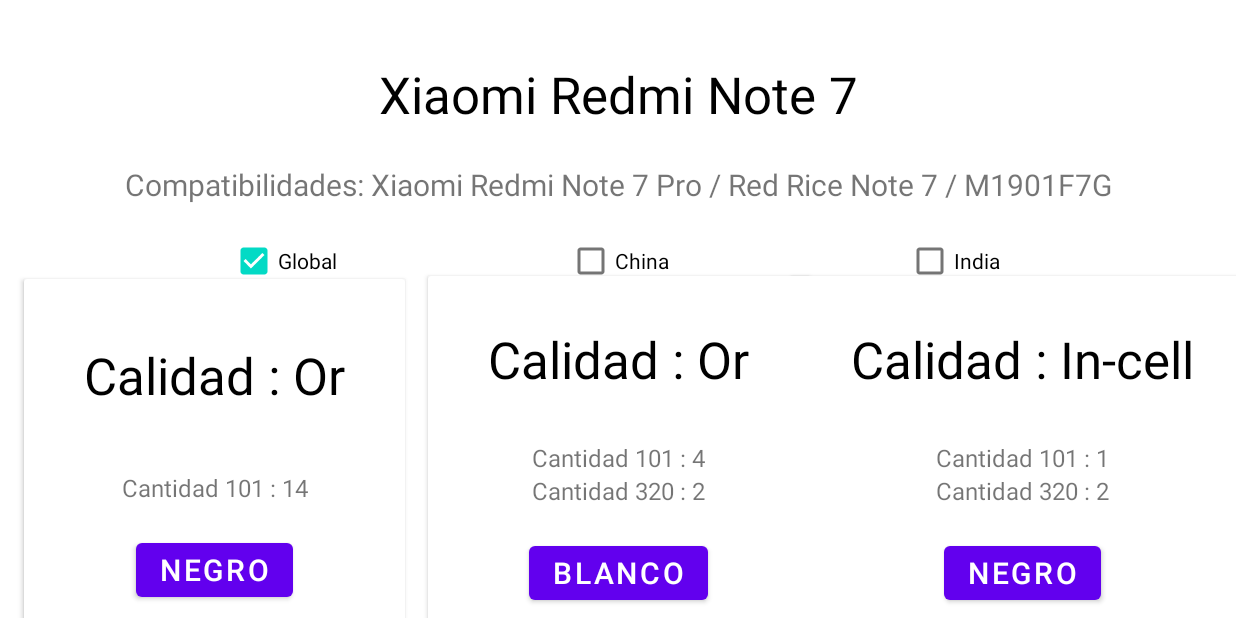
After one commit to AbdielMg007/pruebadodo, an Android app: the producto screen opened directly, with no data from a screen before it, on a phone screen of 824 x 412 dp (held sideways). The commit adds this screen. Run offline under Robolectric (Android 15) with nearby library versions, the phone set to English and light mode, and no system bars.

Commit message:
primera version

```diff
--- a/app/src/main/java/com/mg/pruebadodo/MainActivity.kt
+++ b/app/src/main/java/com/mg/pruebadodo/MainActivity.kt
@@ -1,11 +1,21 @@
 package com.mg.pruebadodo
 
+import android.content.Intent
+import android.os.Bundle
+import android.widget.Button
 import androidx.appcompat.app.AppCompatActivity
-import android.os.Bundle
+
 
 class MainActivity : AppCompatActivity() {
     override fun onCreate(savedInstanceState: Bundle?) {
         super.onCreate(savedInstanceState)
         setContentView(R.layout.activity_main)
+
+        var redmiNote = findViewById<Button>(R.id.redmiNote)
+
+        redmiNote.setOnClickListener {
+            val intent = Intent(this, producto::class.java)
+            startActivity(intent)
+        }
     }
 }
--- /dev/null
+++ b/app/src/main/java/com/mg/pruebadodo/producto.kt
@@ -0,0 +1,13 @@
+package com.mg.pruebadodo
+
+import androidx.appcompat.app.AppCompatActivity
+import android.os.Bundle
+
+class producto : AppCompatActivity() {
+    override fun onCreate(savedInstanceState: Bundle?) {
+        super.onCreate(savedInstanceState)
+        setContentView(R.layout.activity_producto)
+
+
+    }
+}
--- a/app/src/main/res/layout/activity_main.xml
+++ b/app/src/main/res/layout/activity_main.xml
@@ -70,7 +70,7 @@
                 android:layout_marginStart="40dp"
                 android:layout_marginTop="20dp"
                 android:layout_marginEnd="40dp"
-                android:text="Xiaomi Redmi Note 8"
+                android:text="Xiaomi Redmi Note 7"
                 app:layout_constraintEnd_toEndOf="parent"
                 app:layout_constraintStart_toStartOf="parent"
                 app:layout_constraintTop_toTopOf="parent" />
@@ -98,7 +98,7 @@
                 app:layout_constraintTop_toBottomOf="@+id/imageView" />
 
             <Button
-                android:id="@+id/button4"
+                android:id="@+id/redmiNote"
                 android:layout_width="wrap_content"
                 android:layout_height="wrap_content"
                 android:layout_marginStart="40dp"
--- /dev/null
+++ b/app/src/main/res/layout/activity_producto.xml
@@ -0,0 +1,264 @@
+<?xml version="1.0" encoding="utf-8"?>
+<androidx.constraintlayout.widget.ConstraintLayout xmlns:android="http://schemas.android.com/apk/res/android"
+    xmlns:app="http://schemas.android.com/apk/res-auto"
+    xmlns:tools="http://schemas.android.com/tools"
+    android:layout_width="match_parent"
+    android:layout_height="match_parent"
+    tools:context=".producto">
+
+    <androidx.cardview.widget.CardView
+        android:id="@+id/cardView"
+        android:layout_width="wrap_content"
+        android:layout_height="wrap_content"
+        app:layout_constraintBottom_toBottomOf="parent"
+        app:layout_constraintEnd_toEndOf="parent"
+        app:layout_constraintStart_toEndOf="@+id/cardView"
+        app:layout_constraintTop_toBottomOf="@+id/checkBox2">
+
+        <androidx.constraintlayout.widget.ConstraintLayout
+            android:layout_width="wrap_content"
+            android:layout_height="wrap_content"
+            tools:layout_editor_absoluteX="292dp"
+            tools:layout_editor_absoluteY="438dp">
+
+            <TextView
+                android:id="@+id/textView2"
+                android:layout_width="wrap_content"
+                android:layout_height="wrap_content"
+                android:layout_marginStart="40dp"
+                android:layout_marginEnd="40dp"
+                android:text="Calidad : In-cell"
+                android:textColor="@color/black"
+                android:textSize="34sp"
+                app:layout_constraintBottom_toTopOf="@+id/textView3"
+                app:layout_constraintEnd_toEndOf="parent"
+                app:layout_constraintStart_toStartOf="parent"
+                app:layout_constraintTop_toTopOf="parent" />
+
+            <TextView
+                android:id="@+id/textView3"
+                android:layout_width="wrap_content"
+                android:layout_height="wrap_content"
+                android:layout_marginTop="40dp"
+                android:layout_marginBottom="40dp"
+                android:text="Cantidad 101 : 1"
+                android:textSize="16sp"
+                app:layout_constraintBottom_toBottomOf="parent"
+                app:layout_constraintEnd_toEndOf="parent"
+                app:layout_constraintStart_toStartOf="parent"
+                app:layout_constraintTop_toTopOf="parent" />
+
+            <Button
+                android:id="@+id/redmiNote"
+                android:layout_width="wrap_content"
+                android:layout_height="wrap_content"
+                android:layout_marginStart="40dp"
+                android:layout_marginTop="20dp"
+                android:layout_marginEnd="40dp"
+                android:layout_marginBottom="20dp"
+                android:text="Negro"
+                android:textSize="20sp"
+                app:layout_constraintBottom_toBottomOf="parent"
+                app:layout_constraintEnd_toEndOf="parent"
+                app:layout_constraintStart_toStartOf="parent"
+                app:layout_constraintTop_toBottomOf="@+id/textView5" />
+
+            <TextView
+                android:id="@+id/textView5"
+                android:layout_width="wrap_content"
+                android:layout_height="wrap_content"
+                android:text="Cantidad 320 : 2"
+                android:textSize="16sp"
+                app:layout_constraintEnd_toEndOf="parent"
+                app:layout_constraintStart_toStartOf="parent"
+                app:layout_constraintTop_toBottomOf="@+id/textView3" />
+
+        </androidx.constraintlayout.widget.ConstraintLayout>
+    </androidx.cardview.widget.CardView>
+
+    <TextView
+        android:id="@+id/textView"
+        android:layout_width="wrap_content"
+        android:layout_height="wrap_content"
+        android:layout_marginTop="40dp"
+        android:text="Xiaomi Redmi Note 7"
+        android:textColor="@color/black"
+        android:textSize="34sp"
+        app:layout_constraintEnd_toEndOf="parent"
+        app:layout_constraintStart_toStartOf="parent"
+        app:layout_constraintTop_toTopOf="parent" />
+
+    <TextView
+        android:id="@+id/textView4"
+        android:layout_width="0dp"
+        android:layout_height="wrap_content"
+        android:text="Compatibilidades: Xiaomi Redmi Note 7 Pro / Red Rice Note 7 / M1901F7G"
+        android:textAlignment="center"
+        android:textSize="20sp"
+        app:layout_constraintBottom_toBottomOf="parent"
+        app:layout_constraintEnd_toEndOf="parent"
+        app:layout_constraintStart_toStartOf="parent"
+        app:layout_constraintTop_toBottomOf="@+id/textView"
+        app:layout_constraintVertical_bias="0.08" />
+
+    <CheckBox
+        android:id="@+id/checkBoxGlobal"
+        android:layout_width="wrap_content"
+        android:layout_height="wrap_content"
+        android:text="Global"
+        android:checked="true"
+        app:layout_constraintEnd_toStartOf="@+id/checkBox2"
+        app:layout_constraintStart_toStartOf="parent"
+        app:layout_constraintTop_toTopOf="@+id/checkBox2" />
+
+    <CheckBox
+        android:id="@+id/checkBox2"
+        android:layout_width="wrap_content"
+        android:layout_height="wrap_content"
+        android:text="China"
+        app:layout_constraintBottom_toBottomOf="parent"
+        app:layout_constraintEnd_toEndOf="parent"
+        app:layout_constraintStart_toStartOf="parent"
+        app:layout_constraintTop_toBottomOf="@+id/textView4"
+        app:layout_constraintVertical_bias="0.059" />
+
+    <CheckBox
+        android:id="@+id/checkBox3"
+        android:layout_width="wrap_content"
+        android:layout_height="wrap_content"
+        android:text="India"
+        app:layout_constraintEnd_toEndOf="parent"
+        app:layout_constraintStart_toEndOf="@+id/checkBox2"
+        app:layout_constraintTop_toTopOf="@+id/checkBox2" />
+
+    <androidx.cardview.widget.CardView
+        android:id="@+id/cardView"
+        android:layout_width="wrap_content"
+        android:layout_height="wrap_content"
+        app:layout_constraintBottom_toBottomOf="parent"
+        app:layout_constraintEnd_toStartOf="@+id/cardView"
+        app:layout_constraintStart_toStartOf="parent"
+        app:layout_constraintTop_toBottomOf="@+id/checkBox2">
+
+        <androidx.constraintlayout.widget.ConstraintLayout
+            android:layout_width="wrap_content"
+            android:layout_height="wrap_content"
+            tools:layout_editor_absoluteX="292dp"
+            tools:layout_editor_absoluteY="438dp">
+
+            <TextView
+                android:id="@+id/textView2"
+                android:layout_width="wrap_content"
+                android:layout_height="wrap_content"
+                android:layout_marginStart="40dp"
+                android:layout_marginEnd="40dp"
+                android:text="Calidad : Or"
+                android:textColor="@color/black"
+                android:textSize="34sp"
+                app:layout_constraintBottom_toTopOf="@+id/textView3"
+                app:layout_constraintEnd_toEndOf="parent"
+                app:layout_constraintStart_toStartOf="parent"
+                app:layout_constraintTop_toTopOf="parent" />
+
+            <TextView
+                android:id="@+id/textView3"
+                android:layout_width="wrap_content"
+                android:layout_height="wrap_content"
+                android:layout_marginTop="80dp"
+                android:layout_marginBottom="40dp"
+                android:text="Cantidad 101 : 14"
+                android:textSize="16sp"
+                app:layout_constraintBottom_toBottomOf="parent"
+                app:layout_constraintEnd_toEndOf="parent"
+                app:layout_constraintStart_toStartOf="parent"
+                app:layout_constraintTop_toTopOf="parent" />
+
+            <Button
+                android:id="@+id/redmiNote"
+                android:layout_width="wrap_content"
+                android:layout_height="wrap_content"
+                android:layout_marginStart="40dp"
+                android:layout_marginTop="20dp"
+                android:layout_marginEnd="40dp"
+                android:layout_marginBottom="20dp"
+                android:text="Negro"
+                android:textSize="20sp"
+                app:layout_constraintBottom_toBottomOf="parent"
+                app:layout_constraintEnd_toEndOf="parent"
+                app:layout_constraintStart_toStartOf="parent"
+                app:layout_constraintTop_toBottomOf="@+id/textView3" />
+
+        </androidx.constraintlayout.widget.ConstraintLayout>
+    </androidx.cardview.widget.CardView>
+
+    <androidx.cardview.widget.CardView
+        android:id="@+id/cardView"
+        android:layout_width="wrap_content"
+        android:layout_height="wrap_content"
+        app:layout_constraintBottom_toBottomOf="parent"
+        app:layout_constraintEnd_toEndOf="parent"
+        app:layout_constraintStart_toStartOf="parent"
+        app:layout_constraintTop_toBottomOf="@+id/checkBox2">
+
+        <androidx.constraintlayout.widget.ConstraintLayout
+            android:layout_width="wrap_content"
+            android:layout_height="wrap_content"
+            tools:layout_editor_absoluteX="292dp"
+            tools:layout_editor_absoluteY="438dp">
+
+            <TextView
+                android:id="@+id/textView2"
+                android:layout_width="wrap_content"
+                android:layout_height="wrap_content"
+                android:layout_marginStart="40dp"
+                android:layout_marginEnd="40dp"
+                android:text="Calidad : Or"
+                android:textColor="@color/black"
+                android:textSize="34sp"
+                app:layout_constraintBottom_toTopOf="@+id/textView3"
+                app:layout_constraintEnd_toEndOf="parent"
+                app:layout_constraintStart_toStartOf="parent"
+                app:layout_constraintTop_toTopOf="parent" />
+
+            <TextView
+                android:id="@+id/textView3"
+                android:layout_width="wrap_content"
+                android:layout_height="wrap_content"
+                android:layout_marginTop="40dp"
+                android:layout_marginBottom="40dp"
+                android:text="Cantidad 101 : 4"
+                android:textSize="16sp"
+                app:layout_constraintBottom_toBottomOf="parent"
+                app:layout_constraintEnd_toEndOf="parent"
+                app:layout_constraintStart_toStartOf="parent"
+                app:layout_constraintTop_toTopOf="parent" />
+
+            <Button
+                android:id="@+id/redmiNote"
+                android:layout_width="wrap_content"
+                android:layout_height="wrap_content"
+                android:layout_marginStart="40dp"
+                android:layout_marginTop="20dp"
+                android:layout_marginEnd="40dp"
+                android:layout_marginBottom="20dp"
+                android:text="Blanco"
+                android:textSize="20sp"
+                app:layout_constraintBottom_toBottomOf="parent"
+                app:layout_constraintEnd_toEndOf="parent"
+                app:layout_constraintStart_toStartOf="parent"
+                app:layout_constraintTop_toBottomOf="@+id/textView5" />
+
+            <TextView
+                android:id="@+id/textView5"
+                android:layout_width="wrap_content"
+                android:layout_height="wrap_content"
+                android:text="Cantidad 320 : 2"
+                android:textSize="16sp"
+                app:layout_constraintEnd_toEndOf="parent"
+                app:layout_constraintStart_toStartOf="parent"
+                app:layout_constraintTop_toBottomOf="@+id/textView3" />
+
+        </androidx.constraintlayout.widget.ConstraintLayout>
+    </androidx.cardview.widget.CardView>
+
+</androidx.constraintlayout.widget.ConstraintLayout>
```
Also changed, not shown: app/src/main/AndroidManifest.xml (+6 -2 lines).
